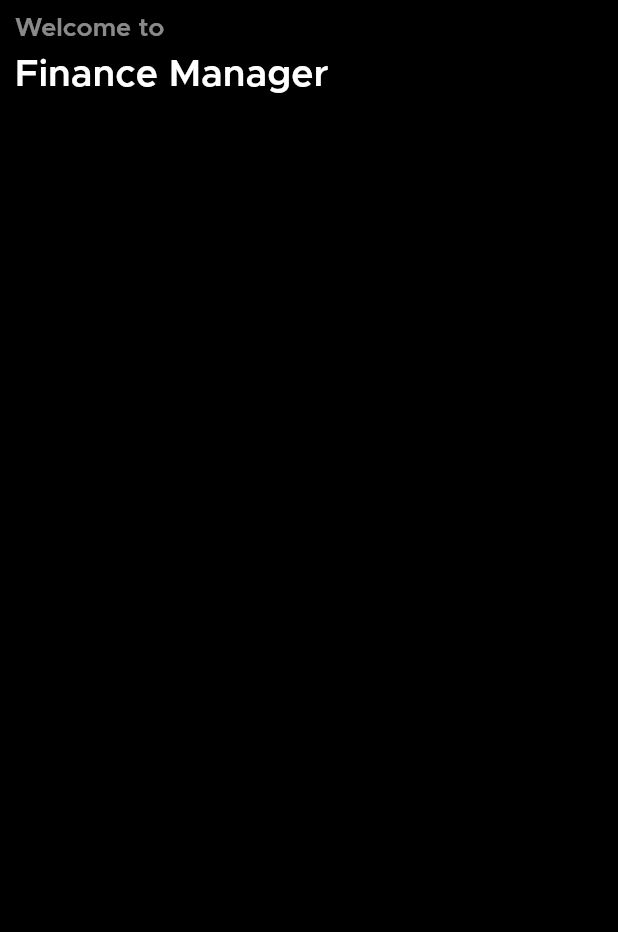
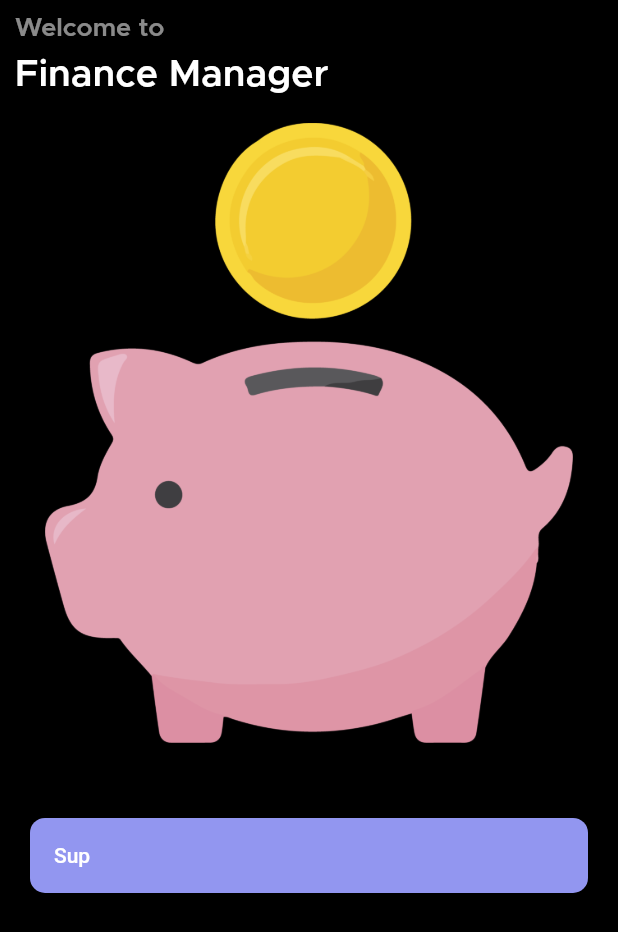
Before and after one commit to ameysunu/finmanager, a Flutter app: the screen it shows after launch, on a phone screen of 412 x 824 dp. Shown: the top 932 px of the screen. Run offline on Flutter 3.47's test engine with Material 2 defaults, Android fonts, the phone set to English and light mode, and no system bars; our stand-ins replace hexcolor.

Commit message:
ui changes

```diff
--- a/lib/home.dart
+++ b/lib/home.dart
@@ -1,4 +1,5 @@
 import 'package:flutter/material.dart';
+import 'package:hexcolor/hexcolor.dart';
 
 class Home extends StatefulWidget {
   @override
@@ -37,6 +38,33 @@ class _HomeState extends State<Home> {
                   ),
                 ),
               ),
+              Container(
+                child: Padding(
+                  padding: const EdgeInsets.all(20.0),
+                  child: Image.asset("images/home.png"),
+                ),
+              ),
+              Padding(
+                padding: const EdgeInsets.fromLTRB(10.0, 30, 10, 10),
+                child: RaisedButton(
+                  color: HexColor('#9296F0'),
+                  child: Container(
+                    height: 50,
+                    child: Row(
+                      children: [
+                        Text(
+                          "Sup",
+                          style: TextStyle(color: Colors.white),
+                        ),
+                      ],
+                    ),
+                  ),
+                  shape: RoundedRectangleBorder(
+                    borderRadius: BorderRadius.circular(10.0),
+                  ),
+                  onPressed: () => hello(),
+                ),
+              ),
             ],
           ),
         ),
@@ -44,3 +72,7 @@ class _HomeState extends State<Home> {
     );
   }
 }
+
+void hello() {
+  print("Sup");
+}
--- a/pubspec.yaml
+++ b/pubspec.yaml
@@ -23,6 +23,7 @@ environment:
 dependencies:
   flutter:
     sdk: flutter
+  hexcolor:
 
 
   # The following adds the Cupertino Icons font to your application.
@@ -45,9 +46,8 @@ flutter:
   uses-material-design: true
 
   # To add assets to your application, add an assets section, like this:
-  # assets:
-  #   - images/a_dot_burr.jpeg
-  #   - images/a_dot_ham.jpeg
+  assets:
+    - images/
 
   # An image asset can refer to one or more resolution-specific "variants", see
   # https://flutter.dev/assets-and-images/#resolution-aware.
```
Also changed, not shown: images/home.png (added), pubspec.lock.
